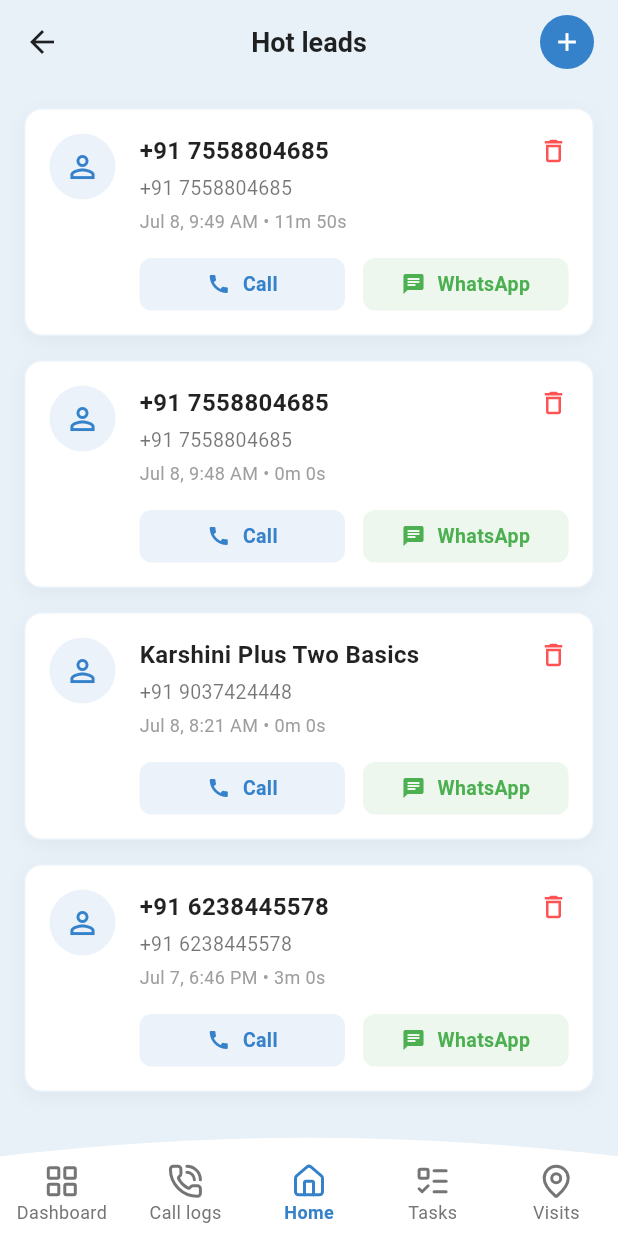
After one commit to ShadaMaitexa/acadeno_crm, a Flutter app: the screen it shows after launch, after a tap on "Sign In", after a tap on "Hot leads", on a phone screen of 412 x 824 dp. The commit adds this screen. Run offline on Flutter 3.47's test engine with Material 3 defaults, Android fonts, the phone set to English and light mode, and no system bars; our stand-ins replace firebase_core, lucide_icons; accounts and stored records are empty.

Commit message:
feat: implement user dashboard screen with navigation and lead management modules

```diff
--- a/lib/features/dashboard/user_home_screen.dart
+++ b/lib/features/dashboard/user_home_screen.dart
@@ -3,6 +3,8 @@ import 'package:lucide_icons/lucide_icons.dart';
 import '../../core/constants/app_colors.dart';
 import '../call_log/call_logs_screen.dart';
 import '../call_log/call_details_screen.dart';
+import '../lead/hot_leads_screen.dart';
+import '../lead/add_leads_screen.dart';
 
 class UserHomeScreen extends StatefulWidget {
   const UserHomeScreen({super.key});
@@ -13,6 +15,9 @@ class UserHomeScreen extends StatefulWidget {
 
 class _UserHomeScreenState extends State<UserHomeScreen> {
   int _currentIndex = 2; // Home selected
+  bool _showHotLeads = false;
+  bool _showAddLead = false;
+  String _selectedCard = 'Follow ups';
 
   Widget _buildPlaceholder(String title) {
     return Scaffold(
@@ -104,6 +109,20 @@ class _UserHomeScreenState extends State<UserHomeScreen> {
                 subtitle: 'Prospects ready to close',
                 iconData: Icons.local_fire_department_outlined,
                 iconColor: Colors.redAccent,
+                isSelected: _selectedCard == 'Hot leads',
+                onTap: () {
+                  setState(() {
+                    _selectedCard = 'Hot leads';
+                    // Delaying navigation slightly allows the user to see the border change before transitioning
+                    Future.delayed(const Duration(milliseconds: 150), () {
+                      if (mounted) {
+                        setState(() {
+                          _showHotLeads = true;
+                        });
+                      }
+                    });
+                  });
+                },
               ),
               const SizedBox(height: 16),
               _buildCard(
@@ -111,7 +130,12 @@ class _UserHomeScreenState extends State<UserHomeScreen> {
                 subtitle: 'Leads waiting on a replay',
                 iconData: Icons.person_outline,
                 iconColor: AppColors.primary,
-                isSelected: true,
+                isSelected: _selectedCard == 'Follow ups',
+                onTap: () {
+                  setState(() {
+                    _selectedCard = 'Follow ups';
+                  });
+                },
               ),
               const SizedBox(height: 16),
               _buildCard(
@@ -119,6 +143,12 @@ class _UserHomeScreenState extends State<UserHomeScreen> {
                 subtitle: 'Task and callbacks due soon',
                 iconData: Icons.access_time,
                 iconColor: Colors.brown.shade400,
+                isSelected: _selectedCard == 'Reminders',
+                onTap: () {
+                  setState(() {
+                    _selectedCard = 'Reminders';
+                  });
+                },
               ),
               const SizedBox(height: 16),
               _buildCard(
@@ -126,6 +156,12 @@ class _UserHomeScreenState extends State<UserHomeScreen> {
                 subtitle: 'Scheduled campus visits',
                 iconData: Icons.account_balance_outlined,
                 iconColor: Colors.blueGrey.shade800,
+                isSelected: _selectedCard == 'College visits',
+                onTap: () {
+                  setState(() {
+                    _selectedCard = 'College visits';
+                  });
+                },
               ),
               const SizedBox(height: 24),
             ],
@@ -165,6 +201,29 @@ class _UserHomeScreenState extends State<UserHomeScreen> {
           },
         );
       case 2:
+        if (_showAddLead) {
+          return AddLeadsScreen(
+            onBack: () {
+              setState(() {
+                _showAddLead = false;
+              });
+            },
+          );
+        }
+        if (_showHotLeads) {
+          return HotLeadsScreen(
+            onBack: () {
+              setState(() {
+                _showHotLeads = false;
+              });
+            },
+            onAdd: () {
+              setState(() {
+                _showAddLead = true;
+              });
+            },
+          );
+        }
         return _buildHomeBody();
       case 3:
         return _buildPlaceholder('Tasks');
@@ -233,9 +292,13 @@ class _UserHomeScreenState extends State<UserHomeScreen> {
     required IconData iconData,
     required Color iconColor,
     bool isSelected = false,
+    VoidCallback? onTap,
   }) {
-    return Container(
-      padding: const EdgeInsets.symmetric(horizontal: 20, vertical: 24),
+    return GestureDetector(
+      onTap: onTap,
+      behavior: HitTestBehavior.opaque,
+      child: Container(
+        padding: const EdgeInsets.symmetric(horizontal: 20, vertical: 24),
       decoration: BoxDecoration(
         color: Colors.white,
         borderRadius: BorderRadius.circular(16),
@@ -282,6 +345,7 @@ class _UserHomeScreenState extends State<UserHomeScreen> {
           ),
         ],
       ),
+      ),
     );
   }
 }
--- a/lib/features/lead/add_leads_screen.dart
+++ b/lib/features/lead/add_leads_screen.dart
@@ -11,10 +11,34 @@ class AddLeadsScreen extends StatefulWidget {
 }
 
 class _AddLeadsScreenState extends State<AddLeadsScreen> {
-  final _nameController = TextEditingController(text: 'Sameesha');
-  final _phoneController = TextEditingController(text: '+91 8084455854');
-  final _emailController = TextEditingController(text: 'Sameesha@gmail.com');
+  final _nameController = TextEditingController();
+  final _phoneController = TextEditingController();
+  final _emailController = TextEditingController();
   final _noteController = TextEditingController();
+  String _avatarLetter = '';
+
+  @override
+  void initState() {
+    super.initState();
+    _nameController.addListener(() {
+      final text = _nameController.text.trim();
+      final newLetter = text.isNotEmpty ? text[0].toUpperCase() : '';
+      if (_avatarLetter != newLetter) {
+        setState(() {
+          _avatarLetter = newLetter;
+        });
+      }
+    });
+  }
+
+  @override
+  void dispose() {
+    _nameController.dispose();
+    _phoneController.dispose();
+    _emailController.dispose();
+    _noteController.dispose();
+    super.dispose();
+  }
 
   @override
   Widget build(BuildContext context) {
@@ -53,6 +77,18 @@ class _AddLeadsScreenState extends State<AddLeadsScreen> {
                     color: Colors.white,
                     shape: BoxShape.circle,
                   ),
+                  child: _avatarLetter.isNotEmpty
+                      ? Center(
+                          child: Text(
+                            _avatarLetter,
+                            style: const TextStyle(
+                              color: AppColors.primary,
+                              fontSize: 48,
+                              fontWeight: FontWeight.bold,
+                            ),
+                          ),
+                        )
+                      : null,
                 ),
               ),
               const SizedBox(height: 48),
--- /dev/null
+++ b/lib/features/lead/hot_leads_screen.dart
@@ -0,0 +1,220 @@
+import 'package:flutter/material.dart';
+import '../../core/constants/app_colors.dart';
+
+class HotLeadsScreen extends StatelessWidget {
+  final VoidCallback onBack;
+  final VoidCallback onAdd;
+
+  const HotLeadsScreen({
+    super.key,
+    required this.onBack,
+    required this.onAdd,
+  });
+
+  @override
+  Widget build(BuildContext context) {
+    final List<Map<String, String>> leads = [
+      {
+        'name': '+91 7558804685',
+        'phone': '+91 7558804685',
+        'date': 'Jul 8, 9:49 AM • 11m 50s',
+      },
+      {
+        'name': '+91 7558804685',
+        'phone': '+91 7558804685',
+        'date': 'Jul 8, 9:48 AM • 0m 0s',
+      },
+      {
+        'name': 'Karshini Plus Two Basics',
+        'phone': '+91 9037424448',
+        'date': 'Jul 8, 8:21 AM • 0m 0s',
+      },
+      {
+        'name': '+91 6238445578',
+        'phone': '+91 6238445578',
+        'date': 'Jul 7, 6:46 PM • 3m 0s',
+      },
+    ];
+
+    return Scaffold(
+      backgroundColor: AppColors.background,
+      appBar: AppBar(
+        backgroundColor: Colors.transparent,
+        elevation: 0,
+        leading: IconButton(
+          icon: const Icon(Icons.arrow_back, color: Colors.black87),
+          onPressed: onBack,
+        ),
+        title: const Text(
+          'Hot leads',
+          style: TextStyle(
+            color: Colors.black87,
+            fontWeight: FontWeight.bold,
+            fontSize: 18,
+          ),
+        ),
+        centerTitle: true,
+        actions: [
+          Padding(
+            padding: const EdgeInsets.only(right: 16.0),
+            child: InkWell(
+              onTap: onAdd,
+              borderRadius: BorderRadius.circular(20),
+              child: Container(
+                padding: const EdgeInsets.all(8),
+                decoration: const BoxDecoration(
+                  color: AppColors.primary,
+                  shape: BoxShape.circle,
+                ),
+                child: const Icon(Icons.add, color: Colors.white, size: 20),
+              ),
+            ),
+          ),
+        ],
+      ),
+      body: ListView.builder(
+        padding: const EdgeInsets.all(16.0),
+        itemCount: leads.length,
+        itemBuilder: (context, index) {
+          final lead = leads[index];
+          return _buildLeadCard(lead);
+        },
+      ),
+    );
+  }
+
+  Widget _buildLeadCard(Map<String, String> lead) {
+    return Container(
+      margin: const EdgeInsets.only(bottom: 16),
+      padding: const EdgeInsets.all(16),
+      decoration: BoxDecoration(
+        color: Colors.white,
+        borderRadius: BorderRadius.circular(12),
+        border: Border.all(color: AppColors.primary.withValues(alpha: 0.1)),
+        boxShadow: [
+          BoxShadow(
+            color: Colors.black.withValues(alpha: 0.04),
+            blurRadius: 10,
+            offset: const Offset(0, 4),
+          ),
+        ],
+      ),
+      child: Row(
+        crossAxisAlignment: CrossAxisAlignment.start,
+        children: [
+          // Avatar
+          Container(
+            width: 44,
+            height: 44,
+            decoration: BoxDecoration(
+              color: AppColors.primary.withValues(alpha: 0.1),
+              shape: BoxShape.circle,
+            ),
+            child: const Center(
+              child: Icon(Icons.person_outline, color: AppColors.primary),
+            ),
+          ),
+          const SizedBox(width: 16),
+          // Details
+          Expanded(
+            child: Column(
+              crossAxisAlignment: CrossAxisAlignment.start,
+              children: [
+                Row(
+                  mainAxisAlignment: MainAxisAlignment.spaceBetween,
+                  children: [
+                    Expanded(
+                      child: Text(
+                        lead['name']!,
+                        style: const TextStyle(
+                          fontWeight: FontWeight.bold,
+                          fontSize: 16,
+                          color: Colors.black87,
+                        ),
+                        maxLines: 1,
+                        overflow: TextOverflow.ellipsis,
+                      ),
+                    ),
+                    const SizedBox(width: 8),
+                    const Icon(Icons.delete_outline, color: Colors.redAccent, size: 20),
+                  ],
+                ),
+                const SizedBox(height: 4),
+                Text(
+                  lead['phone']!,
+                  style: const TextStyle(
+                    fontSize: 13,
+                    color: Colors.black54,
+                  ),
+                ),
+                const SizedBox(height: 4),
+                Text(
+                  lead['date']!,
+                  style: const TextStyle(
+                    fontSize: 12,
+                    color: Colors.grey,
+                  ),
+                ),
+                const SizedBox(height: 16),
+                // Buttons
+                Row(
+                  children: [
+                    Expanded(
+                      child: Container(
+                        padding: const EdgeInsets.symmetric(vertical: 8),
+                        decoration: BoxDecoration(
+                          color: AppColors.primary.withValues(alpha: 0.1),
+                          borderRadius: BorderRadius.circular(8),
+                        ),
+                        child: const Row(
+                          mainAxisAlignment: MainAxisAlignment.center,
+                          children: [
+                            Icon(Icons.call, color: AppColors.primary, size: 16),
+                            SizedBox(width: 8),
+                            Text(
+                              'Call',
+                              style: TextStyle(
+                                color: AppColors.primary,
+                                fontWeight: FontWeight.bold,
+                                fontSize: 13,
+                              ),
+                            ),
+                          ],
+                        ),
+                      ),
+                    ),
+                    const SizedBox(width: 12),
+                    Expanded(
+                      child: Container(
+                        padding: const EdgeInsets.symmetric(vertical: 8),
+                        decoration: BoxDecoration(
+                          color: Colors.green.withValues(alpha: 0.1),
+                          borderRadius: BorderRadius.circular(8),
+                        ),
+                        child: const Row(
+                          mainAxisAlignment: MainAxisAlignment.center,
+                          children: [
+                            Icon(Icons.chat, color: Colors.green, size: 16),
+                            SizedBox(width: 8),
+                            Text(
+                              'WhatsApp',
+                              style: TextStyle(
+                                color: Colors.green,
+                                fontWeight: FontWeight.bold,
+                                fontSize: 13,
+                              ),
+                            ),
+                          ],
+                        ),
+                      ),
+                    ),
+                  ],
+                ),
+              ],
+            ),
+          ),
+        ],
+      ),
+    );
+  }
+}
```
